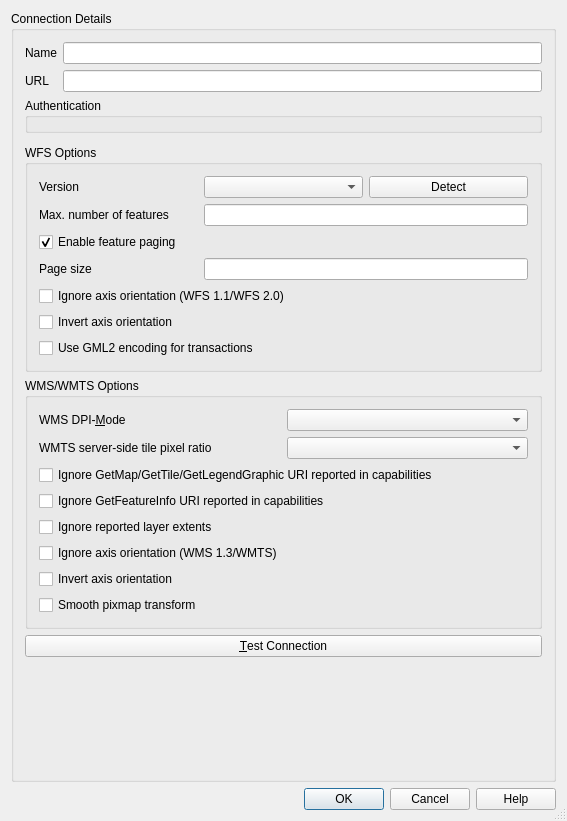
Old version of the form src/ui/qgsnewhttpconnectionbase.ui in the repository qgis/QGIS.
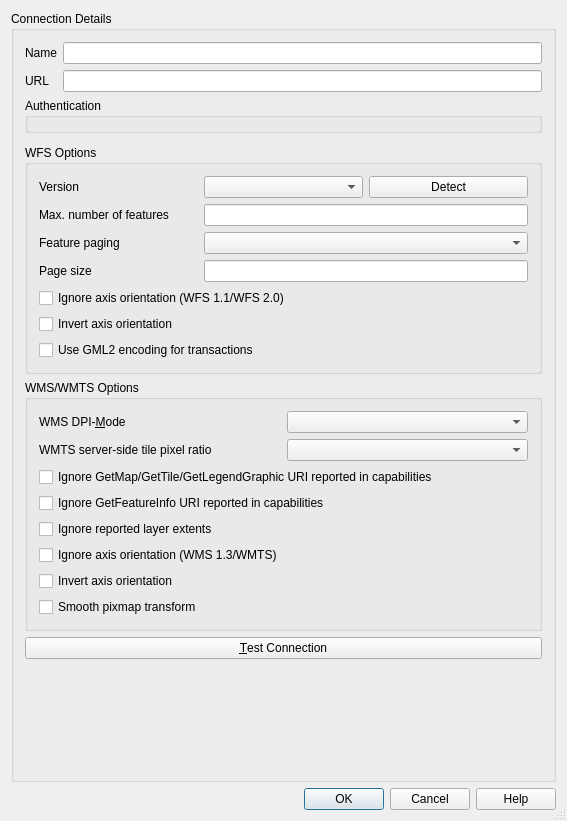
New version of the form. Custom widgets are drawn as their Qt base class.

Commit message: [WFS provider] Change feature paging enabled option to be tri-state (default, enabled, disabled), to allow a user to effectively override server capabilities

Diff of the .ui file:
```diff
--- a/src/ui/qgsnewhttpconnectionbase.ui
+++ b/src/ui/qgsnewhttpconnectionbase.ui
@@ -84,16 +84,16 @@
            </property>
           </widget>
          </item>
-         <item row="3" column="0" colspan="3">
-          <widget class="QCheckBox" name="cbxWfsFeaturePaging">
+         <item row="3" column="0">
+          <widget class="QLabel" name="lblFeaturePaging">
            <property name="text">
-            <string>Enable feature paging</string>
-           </property>
-           <property name="checked">
-            <bool>true</bool>
+            <string>Feature paging</string>
            </property>
           </widget>
          </item>
+         <item row="3" column="1" colspan="2">
+          <widget class="QComboBox" name="cmbFeaturePaging"/>
+         </item>
          <item row="2" column="1" colspan="2">
           <widget class="QLineEdit" name="txtMaxNumFeatures">
            <property name="toolTip">
```
The commit also changes 14 other files.
